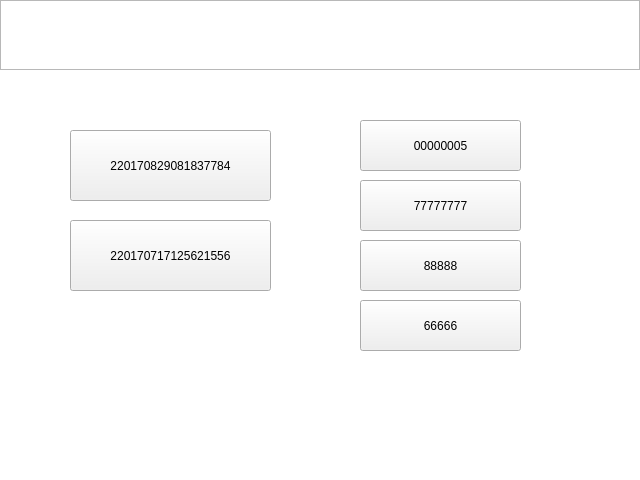
The window that SmartCabinet/Device/devicesimulate.ui (birdman1992/SmartCabinet) describes before a commit, drawn with Qt 5.
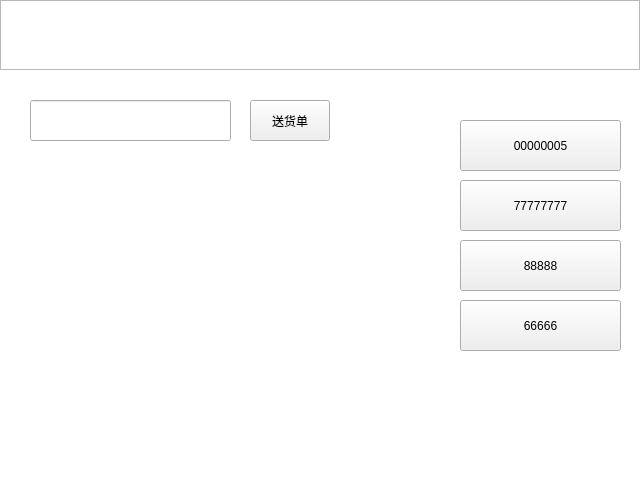
The same window after the commit. The open tabs and pages were chosen to show the change.

The edit to the form file:
```diff
--- a/SmartCabinet/Device/devicesimulate.ui
+++ b/SmartCabinet/Device/devicesimulate.ui
@@ -125,36 +125,10 @@
       </widget>
      </widget>
      <widget class="QWidget" name="storeList">
-      <widget class="QPushButton" name="listCode">
-       <property name="geometry">
-        <rect>
-         <x>70</x>
-         <y>60</y>
-         <width>201</width>
-         <height>71</height>
-        </rect>
-       </property>
-       <property name="text">
-        <string>220170829081837784</string>
-       </property>
-      </widget>
-      <widget class="QPushButton" name="listCode_2">
-       <property name="geometry">
-        <rect>
-         <x>70</x>
-         <y>150</y>
-         <width>201</width>
-         <height>71</height>
-        </rect>
-       </property>
-       <property name="text">
-        <string>220170717125621556</string>
-       </property>
-      </widget>
       <widget class="QPushButton" name="car1">
        <property name="geometry">
         <rect>
-         <x>360</x>
+         <x>460</x>
          <y>50</y>
          <width>161</width>
          <height>51</height>
@@ -167,7 +141,7 @@
       <widget class="QPushButton" name="car2">
        <property name="geometry">
         <rect>
-         <x>360</x>
+         <x>460</x>
          <y>110</y>
          <width>161</width>
          <height>51</height>
@@ -180,7 +154,7 @@
       <widget class="QPushButton" name="car3">
        <property name="geometry">
         <rect>
-         <x>360</x>
+         <x>460</x>
          <y>170</y>
          <width>161</width>
          <height>51</height>
@@ -193,7 +167,7 @@
       <widget class="QPushButton" name="car4">
        <property name="geometry">
         <rect>
-         <x>360</x>
+         <x>460</x>
          <y>230</y>
          <width>161</width>
          <height>51</height>
@@ -203,6 +177,29 @@
         <string>66666</string>
        </property>
       </widget>
+      <widget class="QLineEdit" name="code">
+       <property name="geometry">
+        <rect>
+         <x>30</x>
+         <y>30</y>
+         <width>201</width>
+         <height>41</height>
+        </rect>
+       </property>
+      </widget>
+      <widget class="QPushButton" name="listcode">
+       <property name="geometry">
+        <rect>
+         <x>250</x>
+         <y>30</y>
+         <width>80</width>
+         <height>41</height>
+        </rect>
+       </property>
+       <property name="text">
+        <string>送货单</string>
+       </property>
+      </widget>
      </widget>
      <widget class="QWidget" name="codeScan">
       <widget class="QPushButton" name="pushButton_5">
```
Left out of the diff: 2 changed lines with no effect on the pictures.
